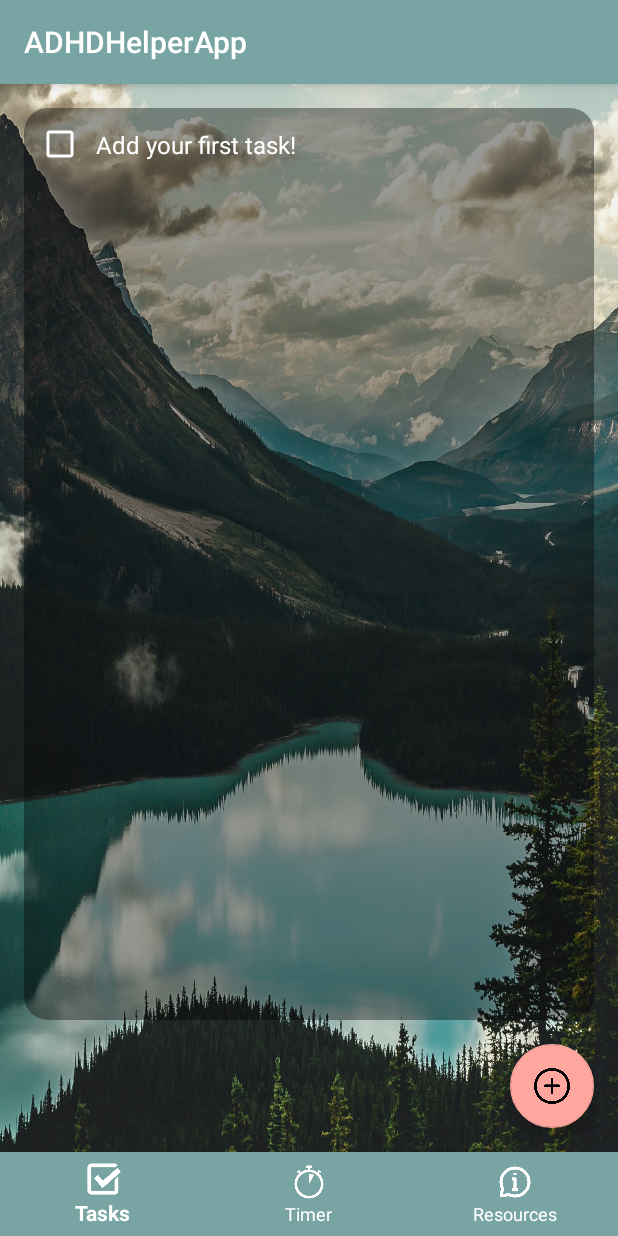
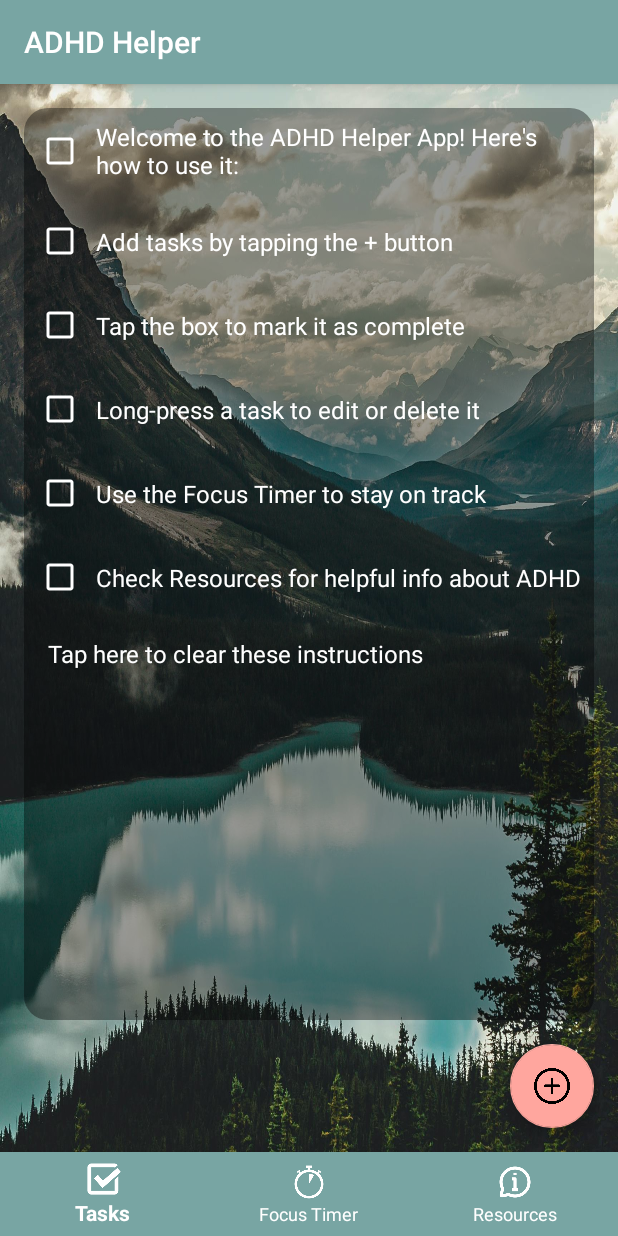
Before and after one commit to Chr-Ho/ADHDHelperApp, an Android app: the screen it shows after launch (MainActivity), on a phone screen of 412 x 824 dp. Run offline under Robolectric (Android 15) with nearby library versions, the phone set to English and light mode, and no system bars.

Commit message:
TaskLIst Default
Updated the default task list.

```diff
--- a/app/src/main/java/chr/ho/adhdhelper/TaskAdapter.java
+++ b/app/src/main/java/chr/ho/adhdhelper/TaskAdapter.java
@@ -18,10 +18,12 @@ public class TaskAdapter extends RecyclerView.Adapter<TaskAdapter.TaskViewHolder
 
     private final List<Task> taskList;
     private final Context context;
+    private final TaskListFragment fragment;
 
-    public TaskAdapter(List<Task> taskList, Context context) {
+    public TaskAdapter(List<Task> taskList, Context context, TaskListFragment fragment) { // Update constructor
         this.taskList = taskList;
         this.context = context;
+        this.fragment = fragment;
     }
 
     @NonNull
@@ -47,14 +49,23 @@ public class TaskAdapter extends RecyclerView.Adapter<TaskAdapter.TaskViewHolder
         holder.taskCheckBox.setChecked(task.isCompleted());
 
         holder.taskCheckBox.setOnCheckedChangeListener((buttonView, isChecked) -> {
-            task.setCompleted(isChecked);
+            int adapterPosition = holder.getBindingAdapterPosition();
+            if (adapterPosition != RecyclerView.NO_POSITION) {
+                fragment.updateTaskCompletion(adapterPosition, isChecked);
+            }
         });
 
-        // Handle task editing on long press
-        holder.itemView.setOnLongClickListener(v -> {
-            showEditDeleteTaskDialog(holder.getBindingAdapterPosition());
-            return true;
-        });
+        if (position == taskList.size() - 1 && task.getTitle().contains("clear these instructions")) {
+            holder.itemView.setOnClickListener(v -> clearInstructions());
+            holder.taskCheckBox.setVisibility(View.GONE); // Hide checkbox for this special task
+        } else {
+            // Handle task editing on long press for regular tasks
+            holder.itemView.setOnLongClickListener(v -> {
+                showEditDeleteTaskDialog(holder.getBindingAdapterPosition());
+                return true;
+            });
+            holder.taskCheckBox.setVisibility(View.VISIBLE); // Ensure checkbox is visible for regular tasks
+        }
     }
 
     @Override
@@ -89,6 +100,21 @@ public class TaskAdapter extends RecyclerView.Adapter<TaskAdapter.TaskViewHolder
         builder.show();
     }
 
+    // Add this method to clear instructions
+    private void clearInstructions() {
+        AlertDialog.Builder builder = new AlertDialog.Builder(context);
+        builder.setTitle("Clear Instructions");
+        builder.setMessage("Are you sure you want to clear these instructions? This action cannot be undone.");
+        builder.setPositiveButton("Yes", (dialog, which) -> {
+            taskList.clear();
+            taskList.add(new Task("Add your first task!", false));
+            notifyDataSetChanged();
+            fragment.saveTasks();
+        });
+        builder.setNegativeButton("No", (dialog, which) -> dialog.dismiss());
+        builder.show();
+    }
+
     public static class TaskViewHolder extends RecyclerView.ViewHolder {
         TextView taskTitle;
         CheckBox taskCheckBox;
--- a/app/src/main/java/chr/ho/adhdhelper/TaskListFragment.java
+++ b/app/src/main/java/chr/ho/adhdhelper/TaskListFragment.java
@@ -27,6 +27,8 @@ public class TaskListFragment extends Fragment {
 
     private static final String PREFS_NAME = "TaskListPrefs";
     private static final String TASKS_KEY = "tasks";
+    private static final String FIRST_RUN_KEY = "isFirstRun";
+    private static final String DEFAULT_TASKS_SHOWN_KEY = "defaultTasksShown";
 
     private List<Task> taskList;
     private TaskAdapter adapter;
@@ -46,10 +48,11 @@ public class TaskListFragment extends Fragment {
 
         taskList = loadTasks();
         if (taskList.isEmpty()) {
-            taskList.add(new Task("Add your first task!", false));
+            taskList = createDefaultTasks();
+            saveTasks();
         }
 
-        adapter = new TaskAdapter(taskList, getContext());  // Pass context here
+        adapter = new TaskAdapter(taskList, getContext(), this);
         recyclerView.setAdapter(adapter);
 
         FloatingActionButton fab = view.findViewById(R.id.fab_add_task);
@@ -80,21 +83,55 @@ public class TaskListFragment extends Fragment {
         builder.show();
     }
 
-    private void saveTasks() {
+    public void saveTasks() {
+        saveTasks(taskList);
+    }
+
+    private void saveTasks(List<Task> tasks) {
         SharedPreferences prefs = requireContext().getSharedPreferences(PREFS_NAME, Context.MODE_PRIVATE);
         SharedPreferences.Editor editor = prefs.edit();
         Gson gson = new Gson();
-        String json = gson.toJson(taskList);
+        String json = gson.toJson(tasks);
         editor.putString(TASKS_KEY, json);
         editor.apply();
     }
 
     private List<Task> loadTasks() {
         SharedPreferences prefs = requireContext().getSharedPreferences(PREFS_NAME, Context.MODE_PRIVATE);
-        Gson gson = new Gson();
-        String json = prefs.getString(TASKS_KEY, null);
-        Type type = new TypeToken<ArrayList<Task>>() {}.getType();
-        List<Task> loadedTasks = gson.fromJson(json, type);
-        return loadedTasks != null ? loadedTasks : new ArrayList<>();
+        boolean defaultTasksShown = prefs.getBoolean(DEFAULT_TASKS_SHOWN_KEY, false);
+
+        if (!defaultTasksShown) {
+            List<Task> defaultTasks = createDefaultTasks();
+            prefs.edit().putBoolean(DEFAULT_TASKS_SHOWN_KEY, true).apply();
+            saveTasks(defaultTasks);
+            return defaultTasks;
+        } else {
+            Gson gson = new Gson();
+            String json = prefs.getString(TASKS_KEY, null);
+            Type type = new TypeToken<ArrayList<Task>>() {}.getType();
+            List<Task> loadedTasks = gson.fromJson(json, type);
+            return loadedTasks != null ? loadedTasks : new ArrayList<>();
+        }
+    }
+
+    private List<Task> createDefaultTasks() {
+        List<Task> defaultTasks = new ArrayList<>();
+        defaultTasks.add(new Task("Welcome to the ADHD Helper App! Here's how to use it:", false));
+        defaultTasks.add(new Task("Add tasks by tapping the + button", false));
+        defaultTasks.add(new Task("Tap the box to mark it as complete", false));
+        defaultTasks.add(new Task("Long-press a task to edit or delete it", false));
+        defaultTasks.add(new Task("Use the Focus Timer to stay on track", false));
+        defaultTasks.add(new Task("Check Resources for helpful info about ADHD", false));
+        defaultTasks.add(new Task("Tap here to clear these instructions", false));
+        return defaultTasks;
+    }
+
+    // Add this method to update and save a task's completion status
+    public void updateTaskCompletion(int position, boolean isCompleted) {
+        if (position >= 0 && position < taskList.size()) {
+            Task task = taskList.get(position);
+            task.setCompleted(isCompleted);
+            saveTasks();
+        }
     }
 }
--- a/app/src/main/res/layout/fragment_resources.xml
+++ b/app/src/main/res/layout/fragment_resources.xml
@@ -28,7 +28,7 @@
         android:clickable="true"
         android:focusable="true"
         android:padding="8dp"
-        android:text="@string/chadd_s_ahdh_parents_together"
+        android:text="@string/chadd_s_adhd_parents_together"
         android:textColor="@android:color/holo_blue_dark"
         android:textSize="18sp" />
 
--- a/app/src/main/res/values/strings.xml
+++ b/app/src/main/res/values/strings.xml
@@ -1,17 +1,17 @@
 <resources>
-    <string name="app_name">ADHDHelperApp</string>
+    <string name="app_name">ADHD Helper</string>
     <string name="start">Start</string>
     <string name="pause">Pause</string>
     <string name="_25_00">25:00</string>
     <string name="tasks">Tasks</string>
-    <string name="timer">Timer</string>
+    <string name="timer">Focus Timer</string>
     <string name="resources">Resources</string>
     <string name="add_task">Add Task</string>
     <string name="first_task">Add your first task!</string>
     <string name="support_groups">Support Groups</string>
     <string name="chadd_s_adult_adhd_support">CHADD\'s Adult ADHD Support</string>
-    <string name="chadd_s_ahdh_parents_together">CHADD\'s AHDH Parents Together</string>
-    <string name="information_about_adhd">Information About Adhd</string>
+    <string name="chadd_s_adhd_parents_together">CHADD\'s ADHD Parents Together</string>
+    <string name="information_about_adhd">Information About ADHD</string>
     <string name="about_adhd">About ADHD</string>
     <string name="add_new_task">Add New Task</string>
     <string name="task_title_hint">Task Title</string>
```
Also changed, not shown: app/src/main/java/chr/ho/adhdhelper/Task.java (indentation only).
